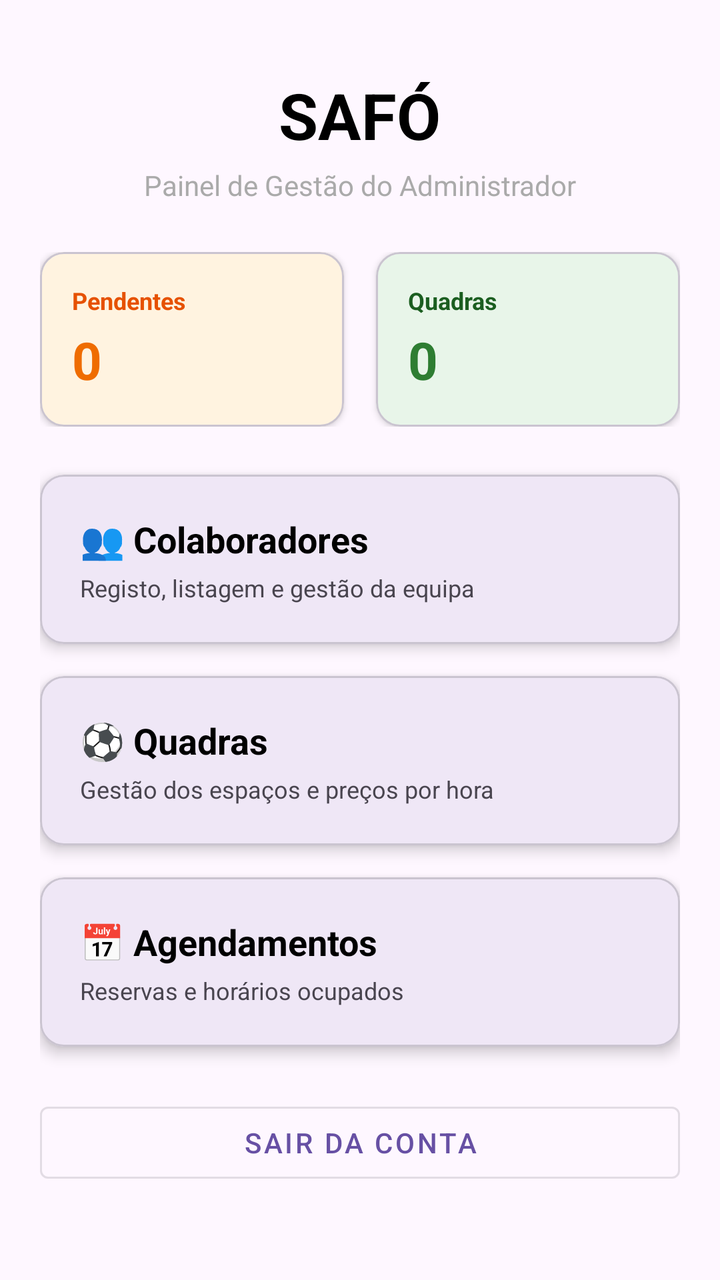
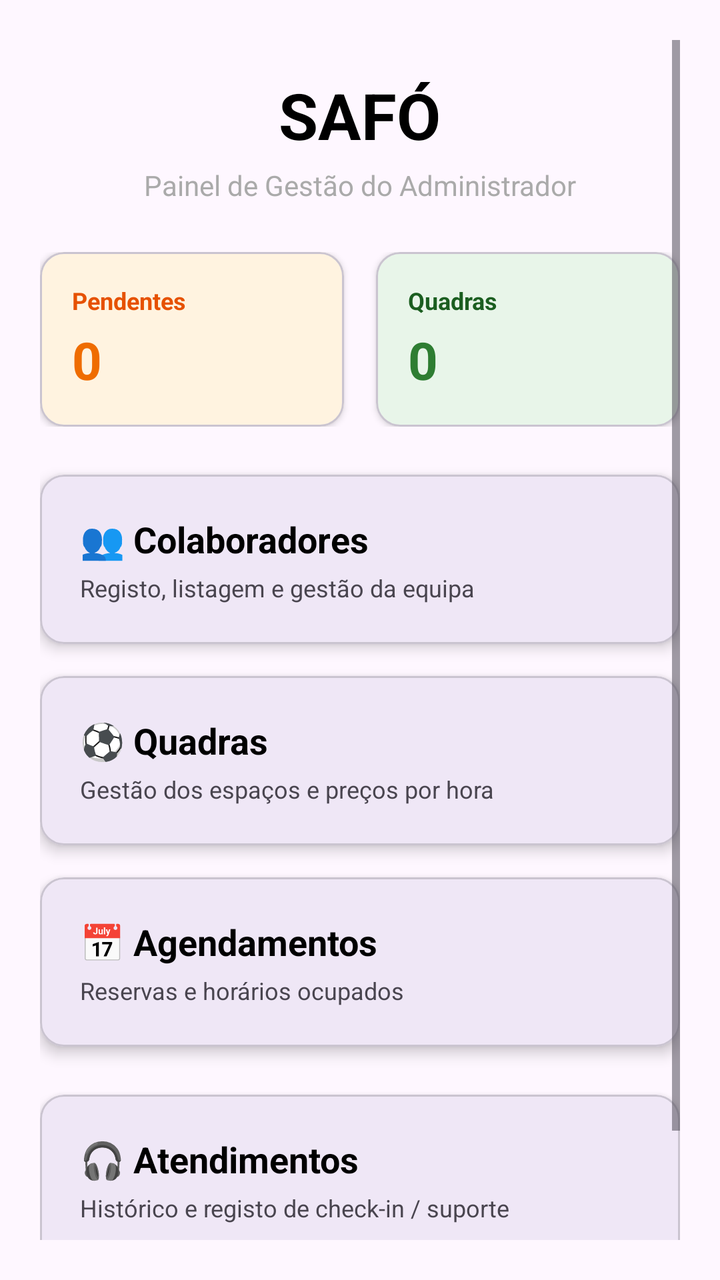

An Android layout rendered at two revisions. The XML below is the earlier revision; the diff shows what the commit changed to produce the second picture.
<!-- AndroidManifest.xml: application theme Theme.Safoandroid -->
<!-- res/layout/activity_menu.xml -->
<?xml version="1.0" encoding="utf-8"?>
<ScrollView xmlns:android="http://schemas.android.com/apk/res/android"
    xmlns:app="http://schemas.android.com/apk/res-auto"
    android:layout_width="match_parent"
    android:layout_height="match_parent"
    android:fillViewport="true"
    android:padding="20dp">

    <LinearLayout
        android:layout_width="match_parent"
        android:layout_height="wrap_content"
        android:gravity="center_horizontal"
        android:orientation="vertical">

        <TextView
            android:layout_width="wrap_content"
            android:layout_height="wrap_content"
            android:layout_marginTop="16dp"
            android:layout_marginBottom="4dp"
            android:text="SAFÓ"
            android:textColor="@android:color/black"
            android:textSize="32sp"
            android:textStyle="bold" />

        <TextView
            android:layout_width="wrap_content"
            android:layout_height="wrap_content"
            android:layout_marginBottom="24dp"
            android:text="Painel de Gestão do Administrador"
            android:textColor="@android:color/darker_gray"
            android:textSize="14sp" />

        
        <LinearLayout
            android:layout_width="match_parent"
            android:layout_height="wrap_content"
            android:orientation="horizontal"
            android:layout_marginBottom="24dp">

            
            <com.google.android.material.card.MaterialCardView
                android:layout_width="0dp"
                android:layout_height="wrap_content"
                android:layout_weight="1"
                android:layout_marginEnd="8dp"
                app:cardCornerRadius="12dp"
                app:cardElevation="2dp"
                app:cardBackgroundColor="#FFF3E0">

                <LinearLayout
                    android:layout_width="match_parent"
                    android:layout_height="wrap_content"
                    android:orientation="vertical"
                    android:padding="16dp">

                    <TextView
                        android:layout_width="wrap_content"
                        android:layout_height="wrap_content"
                        android:text="Pendentes"
                        android:textColor="#E65100"
                        android:textSize="12sp"
                        android:textStyle="bold" />

                    <TextView
                        android:id="@+id/tvPendentesCount"
                        android:layout_width="wrap_content"
                        android:layout_height="wrap_content"
                        android:layout_marginTop="4dp"
                        android:text="0"
                        android:textColor="#EF6C00"
                        android:textSize="26sp"
                        android:textStyle="bold" />
                </LinearLayout>
            </com.google.android.material.card.MaterialCardView>

            
            <com.google.android.material.card.MaterialCardView
                android:layout_width="0dp"
                android:layout_height="wrap_content"
                android:layout_weight="1"
                android:layout_marginStart="8dp"
                app:cardCornerRadius="12dp"
                app:cardElevation="2dp"
                app:cardBackgroundColor="#E8F5E9">

                <LinearLayout
                    android:layout_width="match_parent"
                    android:layout_height="wrap_content"
                    android:orientation="vertical"
                    android:padding="16dp">

                    <TextView
                        android:layout_width="wrap_content"
                        android:layout_height="wrap_content"
                        android:text="Quadras"
                        android:textColor="#1B5E20"
                        android:textSize="12sp"
                        android:textStyle="bold" />

                    <TextView
                        android:id="@+id/tvQuadrasCount"
                        android:layout_width="wrap_content"
                        android:layout_height="wrap_content"
                        android:layout_marginTop="4dp"
                        android:text="0"
                        android:textColor="#2E7D32"
                        android:textSize="26sp"
                        android:textStyle="bold" />
                </LinearLayout>
            </com.google.android.material.card.MaterialCardView>
        </LinearLayout>

        

        
        <com.google.android.material.card.MaterialCardView
            android:id="@+id/cardColaboradores"
            android:layout_width="match_parent"
            android:layout_height="wrap_content"
            android:layout_marginBottom="16dp"
            android:clickable="true"
            android:focusable="true"
            app:cardCornerRadius="12dp"
            app:cardElevation="4dp">

            <LinearLayout
                android:layout_width="match_parent"
                android:layout_height="wrap_content"
                android:orientation="vertical"
                android:padding="20dp">

                <TextView
                    android:layout_width="wrap_content"
                    android:layout_height="wrap_content"
                    android:text="👥 Colaboradores"
                    android:textColor="@android:color/black"
                    android:textSize="18sp"
                    android:textStyle="bold" />

                <TextView
                    android:layout_width="wrap_content"
                    android:layout_height="wrap_content"
                    android:layout_marginTop="4dp"
                    android:text="Registo, listagem e gestão da equipa"
                    android:textSize="12sp" />
            </LinearLayout>
        </com.google.android.material.card.MaterialCardView>

        
        <com.google.android.material.card.MaterialCardView
            android:id="@+id/cardQuadras"
            android:layout_width="match_parent"
            android:layout_height="wrap_content"
            android:layout_marginBottom="16dp"
            android:clickable="true"
            android:focusable="true"
            app:cardCornerRadius="12dp"
            app:cardElevation="4dp">

            <LinearLayout
                android:layout_width="match_parent"
                android:layout_height="wrap_content"
                android:orientation="vertical"
                android:padding="20dp">

                <TextView
                    android:layout_width="wrap_content"
                    android:layout_height="wrap_content"
                    android:text="⚽ Quadras"
                    android:textColor="@android:color/black"
                    android:textSize="18sp"
                    android:textStyle="bold" />

                <TextView
                    android:layout_width="wrap_content"
                    android:layout_height="wrap_content"
                    android:layout_marginTop="4dp"
                    android:text="Gestão dos espaços e preços por hora"
                    android:textSize="12sp" />
            </LinearLayout>
        </com.google.android.material.card.MaterialCardView>

        
        <com.google.android.material.card.MaterialCardView
            android:id="@+id/cardAgendamentos"
            android:layout_width="match_parent"
            android:layout_height="wrap_content"
            android:layout_marginBottom="24dp"
            android:clickable="true"
            android:focusable="true"
            app:cardCornerRadius="12dp"
            app:cardElevation="4dp">

            <LinearLayout
                android:layout_width="match_parent"
                android:layout_height="wrap_content"
                android:orientation="vertical"
                android:padding="20dp">

                <TextView
                    android:layout_width="wrap_content"
                    android:layout_height="wrap_content"
                    android:text="📅 Agendamentos"
                    android:textColor="@android:color/black"
                    android:textSize="18sp"
                    android:textStyle="bold" />

                <TextView
                    android:layout_width="wrap_content"
                    android:layout_height="wrap_content"
                    android:layout_marginTop="4dp"
                    android:text="Reservas e horários ocupados"
                    android:textSize="12sp" />
            </LinearLayout>
        </com.google.android.material.card.MaterialCardView>

        <Button
            android:id="@+id/btnSairAdmin"
            style="@style/Widget.MaterialComponents.Button.OutlinedButton"
            android:layout_width="match_parent"
            android:layout_height="wrap_content"
            android:text="Sair da Conta" />

    </LinearLayout>
</ScrollView>
<!-- resources referenced by this layout -->
<resources>
  <style name="Theme.Safoandroid" parent="Base.Theme.Safoandroid" />
  <style name="Base.Theme.Safoandroid" parent="Theme.Material3.DayNight.NoActionBar">
          
          
      </style>
</resources>

<!-- the commit's change to res/layout/activity_menu.xml (unified diff, before → after) -->
@@ -214,6 +214,39 @@
             </LinearLayout>
         </com.google.android.material.card.MaterialCardView>
 
+        <com.google.android.material.card.MaterialCardView
+            android:id="@+id/cardAtendimentos"
+            android:layout_width="match_parent"
+            android:layout_height="wrap_content"
+            android:layout_marginBottom="24dp"
+            android:clickable="true"
+            android:focusable="true"
+            app:cardCornerRadius="12dp"
+            app:cardElevation="4dp">
+
+            <LinearLayout
+                android:layout_width="match_parent"
+                android:layout_height="wrap_content"
+                android:orientation="vertical"
+                android:padding="20dp">
+
+                <TextView
+                    android:layout_width="wrap_content"
+                    android:layout_height="wrap_content"
+                    android:text="🎧 Atendimentos"
+                    android:textColor="@android:color/black"
+                    android:textSize="18sp"
+                    android:textStyle="bold" />
+
+                <TextView
+                    android:layout_width="wrap_content"
+                    android:layout_height="wrap_content"
+                    android:layout_marginTop="4dp"
+                    android:text="Histórico e registo de check-in / suporte"
+                    android:textSize="12sp" />
+            </LinearLayout>
+        </com.google.android.material.card.MaterialCardView>
+
         <Button
             android:id="@+id/btnSairAdmin"
             style="@style/Widget.MaterialComponents.Button.OutlinedButton"
@@ -221,5 +254,7 @@
             android:layout_height="wrap_content"
             android:text="Sair da Conta" />
 
+
+
     </LinearLayout>
 </ScrollView>
